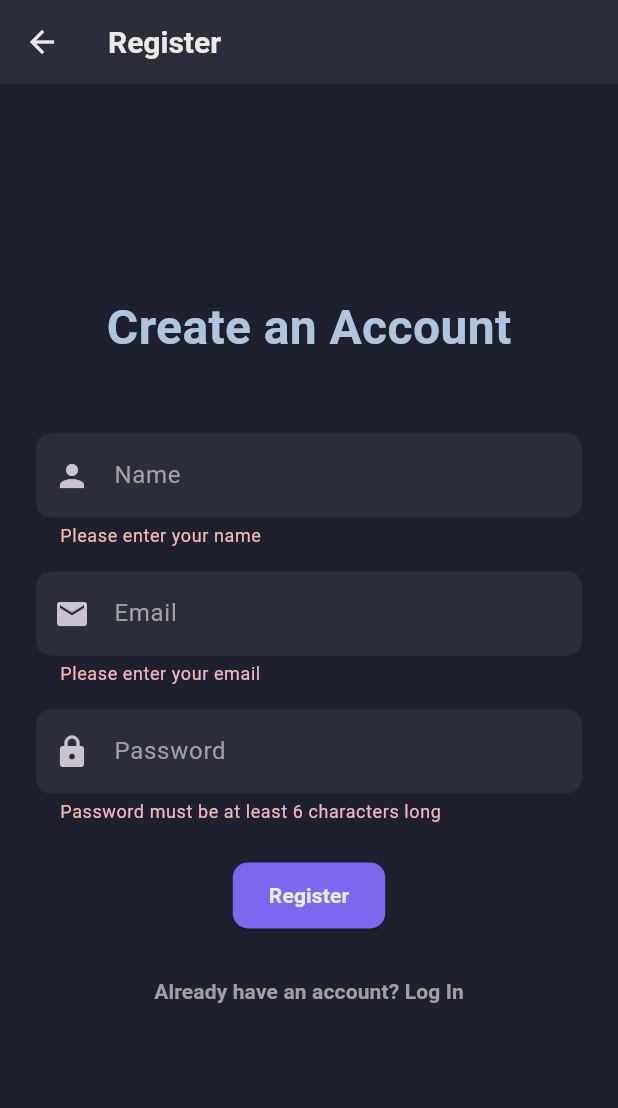
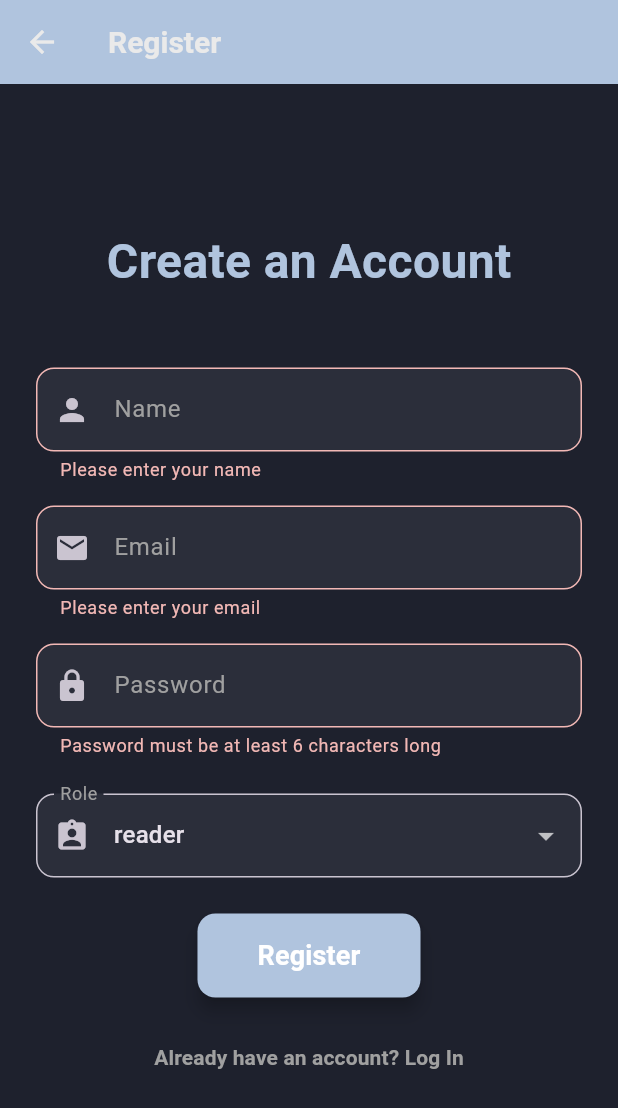
Before and after one commit to Farhan-Iqbal/eBook-Malay-Novel, a Flutter app: the RegisterScreen screen opened directly, after a tap on "Register", on a phone screen of 412 x 824 dp. Shown: the top 1108 px of the screen. Run offline on Flutter 3.47's test engine with Material 3 defaults, Android fonts, the phone set to English and light mode, and no system bars; our stand-ins replace supabase_flutter; accounts and stored records are empty.

Commit message:
changes on registration

```diff
--- a/lib/register_screen.dart
+++ b/lib/register_screen.dart
@@ -1,6 +1,7 @@
 import 'package:flutter/material.dart';
 import '../services/supabase_service.dart';
 import '../theme.dart';
+// Removed: import 'package:uuid/uuid.dart'; // No longer needed
 
 class RegisterScreen extends StatefulWidget {
   const RegisterScreen({super.key});
@@ -16,8 +17,36 @@ class _RegisterScreenState extends State<RegisterScreen> {
   final _nameController = TextEditingController();
   bool _isLoading = false;
 
+  final List<String> _roles = ['reader', 'clerk']; // Roles a user can choose
+  String? _selectedRole;
+
+  // Removed: final Uuid _uuid = const Uuid(); // No longer needed
+
+  @override
+  void initState() {
+    super.initState();
+    _selectedRole = _roles.first; // Set 'reader' as the default selected role
+  }
+
+  @override
+  void dispose() {
+    _emailController.dispose();
+    _passwordController.dispose();
+    _nameController.dispose();
+    super.dispose();
+  }
+
   Future<void> _signUp() async {
     if (!_formKey.currentState!.validate()) {
+      return;
+    }
+
+    if (_selectedRole == null || _selectedRole!.isEmpty) {
+      if (mounted) {
+        ScaffoldMessenger.of(context).showSnackBar(
+          const SnackBar(content: Text('Please select a role.')),
+        );
+      }
       return;
     }
 
@@ -26,13 +55,27 @@ class _RegisterScreenState extends State<RegisterScreen> {
     });
 
     try {
-      final response = await SupabaseService.client.auth.signUp(
-        email: _emailController.text,
-        password: _passwordController.text,
-        data: {'name': _nameController.text}, // Save name in user metadata
-      );
+      // IMPORTANT SECURITY WARNING:
+      // This approach bypasses Supabase Auth's built-in secure password hashing and session management.
+      // You MUST implement secure password hashing on your backend (e.g., a Supabase Edge Function)
+      // before inserting the password into your 'users' table.
+      // Storing plain text passwords is a severe security vulnerability.
 
-      if (response.user != null) {
+      final String hashedPassword = _passwordController.text; // Replace with actual hashing logic
+
+      // Removed: final String newUserId = _uuid.v4(); // No longer needed
+
+      // Directly insert user data into the 'users' table
+      // user_id will be automatically generated by the database due to gen_random_uuid() default value
+      final response = await SupabaseService.client.from('users').insert({
+        // Removed: 'user_id': newUserId, // No longer needed, DB handles it
+        'name': _nameController.text,
+        'email': _emailController.text,
+        'password': hashedPassword, // REMEMBER TO HASH THIS SECURELY!
+        'roles': _selectedRole!, // Ensure this matches your column name 'roles'
+      }).select('user_id'); // Still select user_id to confirm insertion and get the generated ID
+
+      if (response != null && response.isNotEmpty) {
         if (mounted) {
           ScaffoldMessenger.of(context).showSnackBar(
             const SnackBar(content: Text('Registration successful. You can now log in.')),
@@ -42,7 +85,7 @@ class _RegisterScreenState extends State<RegisterScreen> {
       } else {
         if (mounted) {
           ScaffoldMessenger.of(context).showSnackBar(
-            const SnackBar(content: Text('Registration failed.')),
+            const SnackBar(content: Text('Registration failed: No user data returned.')),
           );
         }
       }
@@ -66,6 +109,7 @@ class _RegisterScreenState extends State<RegisterScreen> {
     return Scaffold(
       appBar: AppBar(
         title: const Text('Register'),
+        backgroundColor: kPrimaryColor,
       ),
       body: Center(
         child: SingleChildScrollView(
@@ -88,7 +132,9 @@ class _RegisterScreenState extends State<RegisterScreen> {
                   controller: _nameController,
                   decoration: const InputDecoration(
                     labelText: 'Name',
+                    hintText: 'Enter your full name',
                     prefixIcon: Icon(Icons.person),
+                    border: OutlineInputBorder(borderRadius: BorderRadius.all(Radius.circular(12))),
                   ),
                   validator: (value) {
                     if (value == null || value.isEmpty) {
@@ -100,13 +146,19 @@ class _RegisterScreenState extends State<RegisterScreen> {
                 const SizedBox(height: 16),
                 TextFormField(
                   controller: _emailController,
+                  keyboardType: TextInputType.emailAddress,
                   decoration: const InputDecoration(
                     labelText: 'Email',
+                    hintText: 'Enter your email address',
                     prefixIcon: Icon(Icons.email),
+                    border: OutlineInputBorder(borderRadius: BorderRadius.all(Radius.circular(12))),
                   ),
                   validator: (value) {
                     if (value == null || value.isEmpty) {
                       return 'Please enter your email';
+                    }
+                    if (!RegExp(r'^[^@]+@[^@]+\.[^@]+').hasMatch(value)) {
+                      return 'Please enter a valid email address';
                     }
                     return null;
                   },
@@ -116,7 +168,9 @@ class _RegisterScreenState extends State<RegisterScreen> {
                   controller: _passwordController,
                   decoration: const InputDecoration(
                     labelText: 'Password',
+                    hintText: 'Enter a strong password',
                     prefixIcon: Icon(Icons.lock),
+                    border: OutlineInputBorder(borderRadius: BorderRadius.all(Radius.circular(12))),
                   ),
                   obscureText: true,
                   validator: (value) {
@@ -127,11 +181,49 @@ class _RegisterScreenState extends State<RegisterScreen> {
                   },
                 ),
                 const SizedBox(height: 24),
+                DropdownButtonFormField<String>(
+                  value: _selectedRole,
+                  decoration: const InputDecoration(
+                    labelText: 'Role',
+                    prefixIcon: Icon(Icons.assignment_ind),
+                    border: OutlineInputBorder(borderRadius: BorderRadius.all(Radius.circular(12))),
+                  ),
+                  items: _roles.map((String role) {
+                    return DropdownMenuItem<String>(
+                      value: role,
+                      child: Text(role),
+                    );
+                  }).toList(),
+                  onChanged: (String? newValue) {
+                    setState(() {
+                      _selectedRole = newValue;
+                    });
+                  },
+                  validator: (value) {
+                    if (value == null || value.isEmpty) {
+                      return 'Please select a role';
+                    }
+                    return null;
+                  },
+                ),
+                const SizedBox(height: 24),
                 _isLoading
-                    ? const CircularProgressIndicator()
+                    ? const CircularProgressIndicator(color: kPrimaryColor)
                     : ElevatedButton(
                         onPressed: _signUp,
-                        child: const Text('Register'),
+                        style: ElevatedButton.styleFrom(
+                          backgroundColor: kPrimaryColor,
+                          foregroundColor: Colors.white,
+                          padding: const EdgeInsets.symmetric(horizontal: 40, vertical: 15),
+                          shape: RoundedRectangleBorder(
+                            borderRadius: BorderRadius.circular(12),
+                          ),
+                          elevation: 5,
+                        ),
+                        child: const Text(
+                          'Register',
+                          style: TextStyle(fontSize: 18, fontWeight: FontWeight.bold),
+                        ),
                       ),
                 const SizedBox(height: 16),
                 TextButton(
--- a/pubspec.yaml
+++ b/pubspec.yaml
@@ -30,6 +30,7 @@ environment:
 dependencies:
   flutter:
     sdk: flutter
+  uuid: ^4.0.0
 
   # The following adds the Cupertino Icons font to your application.
   # Use with the CupertinoIcons class for iOS style icons.
@@ -37,6 +38,7 @@ dependencies:
 
   # Dependencies for Book Nest app
   supabase_flutter: ^2.5.0
+  flutter_dotenv: ^5.0.0
 
 dev_dependencies:
   flutter_test:
```
Also changed, not shown: pubspec.lock.
